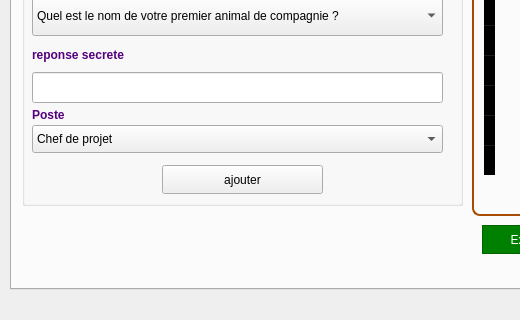
Before: the Qt Designer form gestion_employe.ui in ProjetCPP2A21/projetcpp-2a21-smart-digital-content-creation-studio, drawn with Qt 5; both pictures show x 0 to 520 and y 381 to 701 of the 1250 by 701 pixel window.
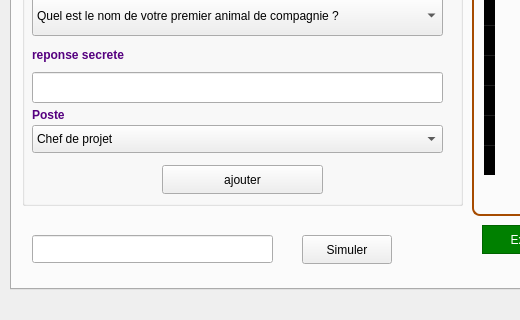
After: the same form once the commit is applied.

Commit message: g_employe + output arduino

Patch:
```diff
--- a/gestion_employe.ui
+++ b/gestion_employe.ui
@@ -608,6 +608,29 @@
        </rect>
       </property>
      </widget>
+     <widget class="QLineEdit" name="inputID">
+      <property name="geometry">
+       <rect>
+        <x>20</x>
+        <y>580</y>
+        <width>241</width>
+        <height>28</height>
+       </rect>
+      </property>
+     </widget>
+     <widget class="QPushButton" name="btnSimuler">
+      <property name="geometry">
+       <rect>
+        <x>290</x>
+        <y>580</y>
+        <width>90</width>
+        <height>29</height>
+       </rect>
+      </property>
+      <property name="text">
+       <string>Simuler</string>
+      </property>
+     </widget>
     </widget>
     <widget class="QWidget" name="statistiques">
      <attribute name="title">
```
The commit also changes 8 other files.
